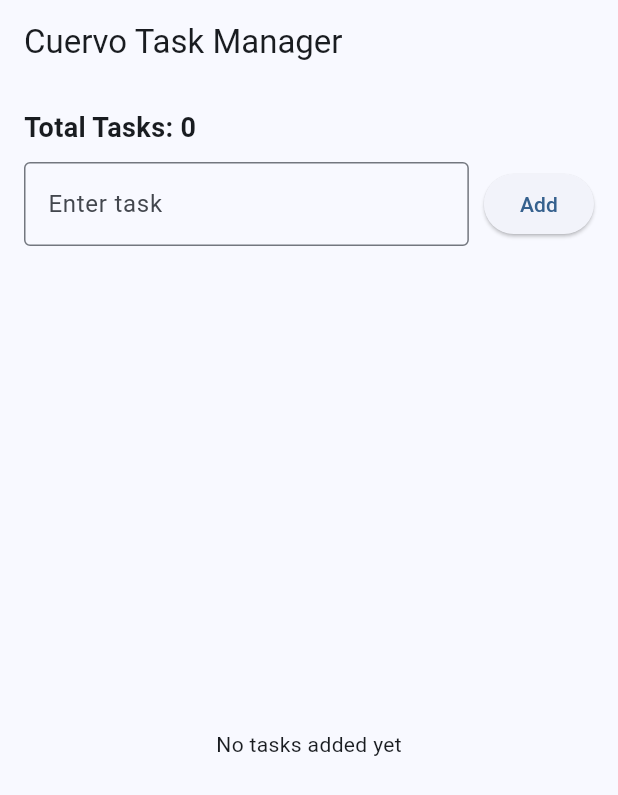
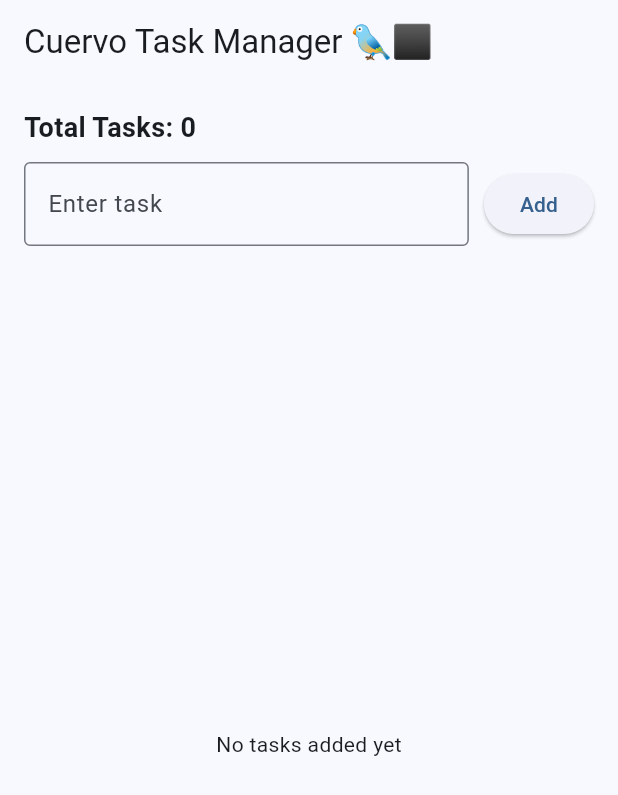
Before and after one commit to ComputerScience1024/CW_3, a Flutter app: the screen it shows after launch, on a phone screen of 412 x 824 dp. Shown: the top 795 px of the screen. Run offline on Flutter 3.47's test engine with Material 3 defaults, Android fonts, the phone set to English and light mode, and no system bars.

Commit message:
Added some cosmetics

```diff
--- a/crud_app/lib/main.dart
+++ b/crud_app/lib/main.dart
@@ -64,7 +64,7 @@ class _TaskManagerScreenState extends State<TaskManagerScreen> {
   Widget build(BuildContext context) {
     return Scaffold(
       appBar: AppBar(
-        title: const Text('Cuervo Task Manager'),
+        title: const Text('Cuervo Task Manager 🐦‍⬛'),
       ),
       body: Padding(
         padding: const EdgeInsets.all(16.0),
```
